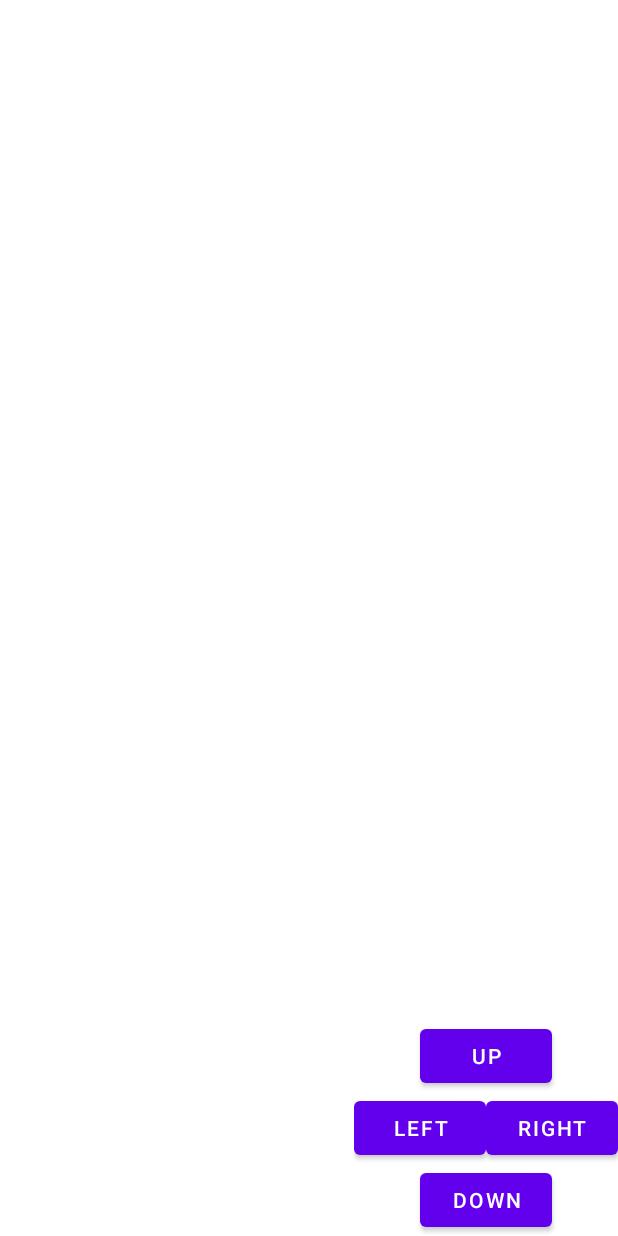
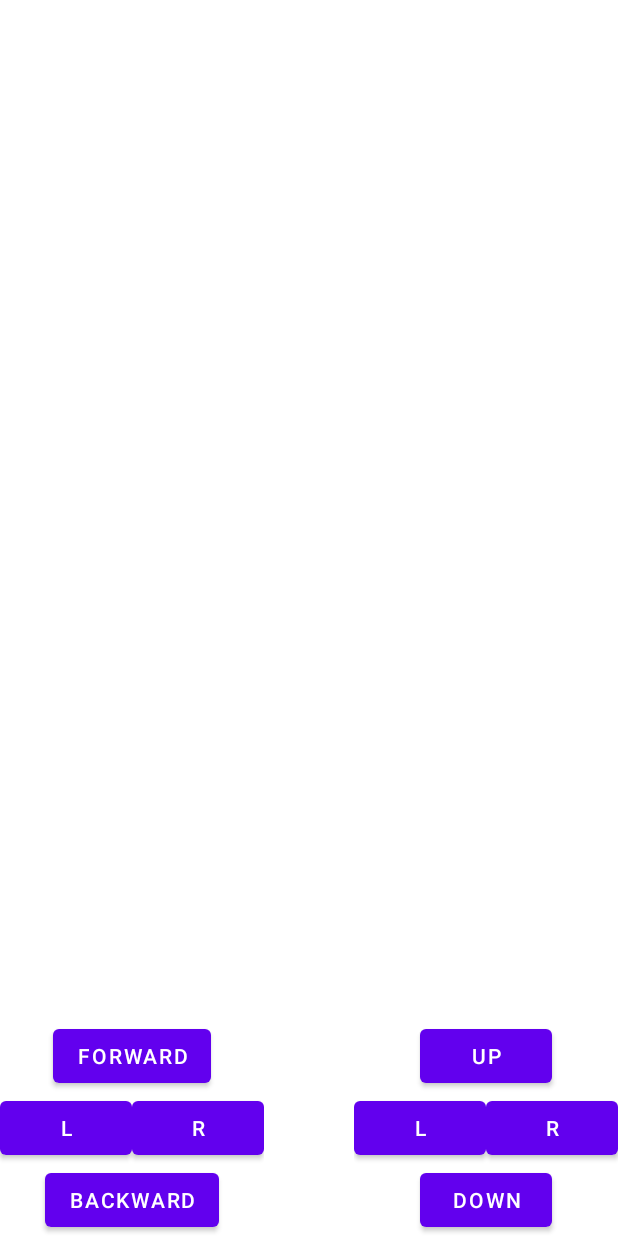
Before and after one commit to oscarjcg/simple-engine, an Android app: the layout activity_main.xml on its own in the app's theme, with its tools: preview values and no code run, on a phone screen of 412 x 824 dp. Run offline under Robolectric (Android 15) with nearby library versions, the phone set to English and light mode, and no system bars; network calls fail.

```diff
--- /dev/null
+++ b/app/src/main/java/com/example/simpleengine/shapes/FaceModel3d.kt
@@ -0,0 +1,6 @@
+package com.example.simpleengine.shapes
+
+class FaceModel3d {
+    val vertexIndexList = ArrayList<Int>()
+    val vertexTextureIndexList = ArrayList<Int>()
+}
--- /dev/null
+++ b/app/src/main/java/com/example/simpleengine/utils/Vector2.kt
@@ -0,0 +1,4 @@
+package com.example.simpleengine.utils
+
+class Vector2(var x: Float, var y:Float) {
+}
--- a/app/src/main/res/layout/activity_main.xml
+++ b/app/src/main/res/layout/activity_main.xml
@@ -32,6 +32,48 @@
             android:gravity="center_horizontal"
             android:orientation="vertical"
             app:layout_constraintBottom_toBottomOf="parent"
+            app:layout_constraintStart_toStartOf="parent"
+            app:layout_constraintTop_toTopOf="parent">
+
+            <Button
+                android:id="@+id/goForward"
+                android:layout_width="wrap_content"
+                android:layout_height="wrap_content"
+                android:text="Forward" />
+
+            <LinearLayout
+                android:layout_width="wrap_content"
+                android:layout_height="wrap_content"
+                android:orientation="horizontal">
+
+                <Button
+                    android:id="@+id/goLeft"
+                    android:layout_width="wrap_content"
+                    android:layout_height="wrap_content"
+                    android:layout_weight="1"
+                    android:text="L" />
+
+                <Button
+                    android:id="@+id/goRight"
+                    android:layout_width="wrap_content"
+                    android:layout_height="wrap_content"
+                    android:layout_weight="1"
+                    android:text="R" />
+            </LinearLayout>
+
+            <Button
+                android:id="@+id/goBackward"
+                android:layout_width="wrap_content"
+                android:layout_height="wrap_content"
+                android:text="Backward" />
+        </LinearLayout>
+
+        <LinearLayout
+            android:layout_width="wrap_content"
+            android:layout_height="match_parent"
+            android:gravity="center_horizontal"
+            android:orientation="vertical"
+            app:layout_constraintBottom_toBottomOf="parent"
             app:layout_constraintEnd_toEndOf="parent"
             app:layout_constraintTop_toTopOf="parent">
 
@@ -51,14 +93,14 @@
                     android:layout_width="wrap_content"
                     android:layout_height="wrap_content"
                     android:layout_weight="1"
-                    android:text="Left" />
+                    android:text="L" />
 
                 <Button
                     android:id="@+id/lookRight"
                     android:layout_width="wrap_content"
                     android:layout_height="wrap_content"
                     android:layout_weight="1"
-                    android:text="Right" />
+                    android:text="R" />
             </LinearLayout>
 
             <Button
```
Also changed, not shown: app/src/main/java/com/example/simpleengine/MainActivity.kt (+15 -0 lines), app/src/main/java/com/example/simpleengine/MyGlRenderer.kt (+54 -5 lines), app/src/main/java/com/example/simpleengine/MyGlSurfaceView.kt (+30 -0 lines), app/src/main/java/com/example/simpleengine/components/CameraComponent.kt (+41 -1 lines), app/src/main/java/com/example/simpleengine/shapes/Triangle.kt (+62 -12 lines), app/src/main/java/com/example/simpleengine/utils/Model3dData.kt (+22 -15 lines), app/src/main/java/com/example/simpleengine/utils/Model3dParser.kt (added, +60 -0 lines), app/src/main/java/com/example/simpleengine/utils/ModelParser.kt (deleted, +0 -39 lines), app/src/main/res/drawable/marble.jpg (added), app/src/main/res/drawable/wood.jpg (added).
